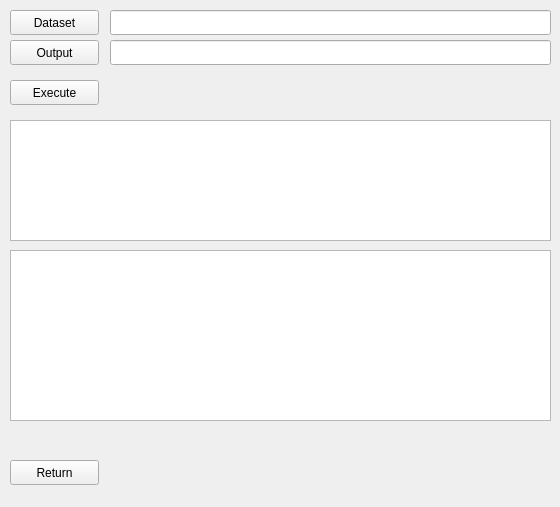
The window that gui/pages/labelToolPage.ui (jacv050/dataset-tools) describes before a commit, drawn with Qt 5.
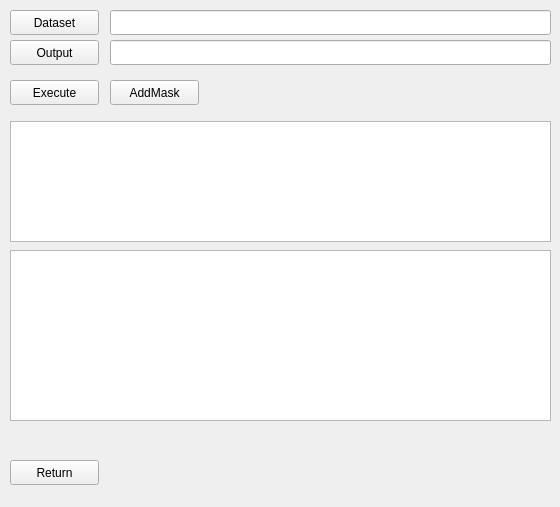
The same window after the commit.

Commit message: Changed listview to list widget. Added drag drop mode in listWidget. Buttons to add masks added

Patch:
```diff
--- a/gui/pages/labelToolPage.ui
+++ b/gui/pages/labelToolPage.ui
@@ -78,16 +78,6 @@
     <string>Output</string>
    </property>
   </widget>
-  <widget class="QListView" name="listView">
-   <property name="geometry">
-    <rect>
-     <x>10</x>
-     <y>120</y>
-     <width>541</width>
-     <height>121</height>
-    </rect>
-   </property>
-  </widget>
   <widget class="QPlainTextEdit" name="txtOutputProcess">
    <property name="geometry">
     <rect>
@@ -111,6 +101,32 @@
     <string>Execute</string>
    </property>
   </widget>
+  <widget class="QListWidget" name="listAddedMasks">
+   <property name="geometry">
+    <rect>
+     <x>10</x>
+     <y>121</y>
+     <width>541</width>
+     <height>121</height>
+    </rect>
+   </property>
+   <property name="dragDropMode">
+    <enum>QAbstractItemView::InternalMove</enum>
+   </property>
+  </widget>
+  <widget class="QPushButton" name="pbAddMask">
+   <property name="geometry">
+    <rect>
+     <x>110</x>
+     <y>80</y>
+     <width>89</width>
+     <height>25</height>
+    </rect>
+   </property>
+   <property name="text">
+    <string>AddMask</string>
+   </property>
+  </widget>
  </widget>
  <resources/>
  <connections/>
```
The commit also changes 2 other files.
